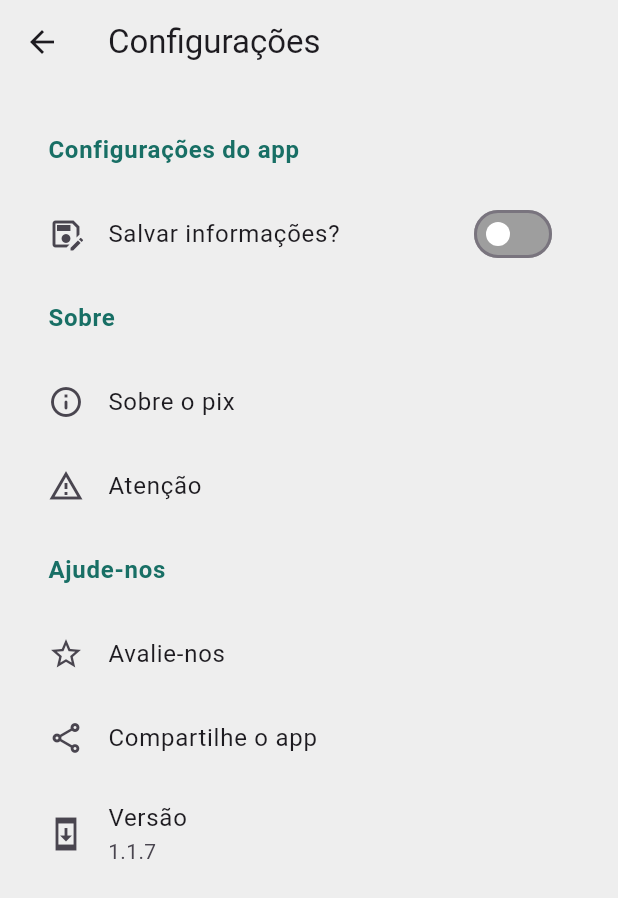
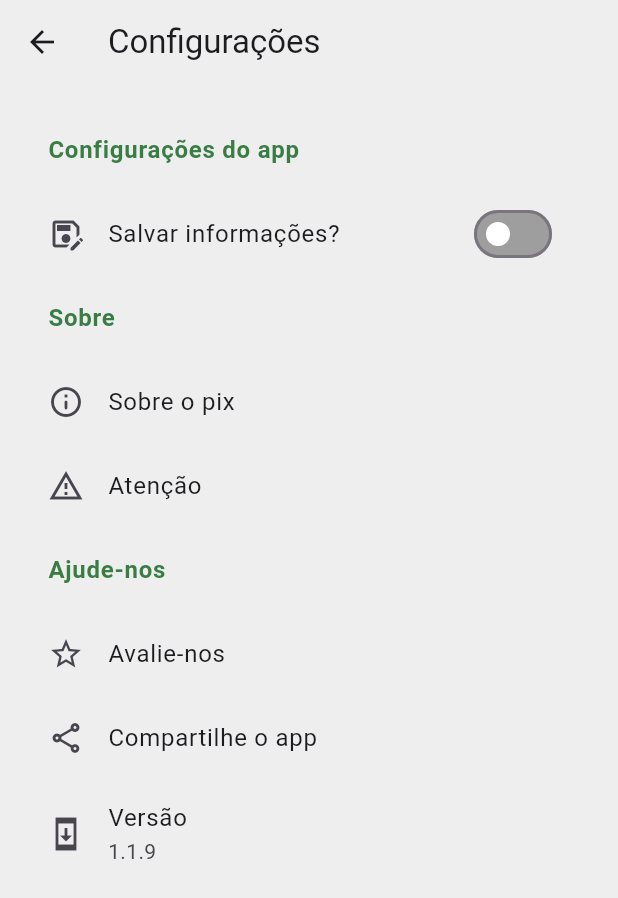
Before and after one commit to S3NTIN3LA-DEV/Gera-Pix, a Flutter app: the screen it shows after launch, after a tap on the "settings" icon, on a phone screen of 412 x 824 dp. Shown: the top 898 px of the screen. Run offline on Flutter 3.47's test engine with Material 3 defaults, Android fonts, the phone set to English and light mode, and no system bars; our stand-ins replace diacritic, google_mobile_ads, qr_flutter, share_plus, shared_preferences, vibration; network calls fail.

Commit message:
Ajustes layout

```diff
--- a/lib/paginas/configuracao.dart
+++ b/lib/paginas/configuracao.dart
@@ -78,7 +78,8 @@ class _InformacoesState extends State<Informacoes> {
                                   },
                                   child: Text(
                                     'Certo',
-                                    style: TextStyle(color: Colors.black),
+                                    style: TextStyle(
+                                        color: MinhasCores.secundaria),
                                   ),
                                 ),
                               ],
@@ -144,7 +145,7 @@ class _InformacoesState extends State<Informacoes> {
             const ListTile(
               leading: Icon(Icons.system_update_sharp),
               title: Text('Versão'),
-              subtitle: Text('1.1.7'),
+              subtitle: Text('1.1.9'),
             )
           ],
         ),
--- a/lib/paginas/pagina_criacao.dart
+++ b/lib/paginas/pagina_criacao.dart
@@ -130,12 +130,6 @@ class _PixFormScreenState extends State<PixFormScreen> {
   }
 
   @override
-  void dispose() {
-    _bannerAd.dispose();
-    super.dispose();
-  }
-
-  @override
   Widget build(BuildContext context) {
     final salvarChave = context.watch<SalvarInfo>();
 
@@ -145,7 +139,9 @@ class _PixFormScreenState extends State<PixFormScreen> {
       },
       child: Scaffold(
         appBar: AppBar(
-          leading: const Icon(Icons.qr_code_2_rounded),
+          leading: Image.asset(
+            'assets/icon-gera-pix.png',
+          ),
           title: const Text('GeraPix'),
           actions: [
             IconButton(
@@ -414,6 +410,12 @@ class _PixFormScreenState extends State<PixFormScreen> {
     );
   }
 
+  @override
+  void dispose() {
+    _bannerAd.dispose();
+    super.dispose();
+  }
+
   bool _validatePhone(String phone) {
     final phoneRegExp = RegExp(r'^\+55\d{10,11}$');
     return phoneRegExp.hasMatch(phone);
--- a/lib/styles/cores.dart
+++ b/lib/styles/cores.dart
@@ -2,5 +2,6 @@ import 'package:flutter/material.dart';
 
 class MinhasCores {
   static const primaria = Color(0xffEEEEEE);
-  static const secundaria = Color(0xff186F65);
+  static const secundaria = Color(0xff3A7D44);
 }
+//0xff186F65
--- a/pubspec.yaml
+++ b/pubspec.yaml
@@ -4,7 +4,7 @@ description: "A new Flutter project."
 publish_to: 'none'
 
 
-version: 1.1.8+12
+version: 1.1.9+13
 
 environment:
   sdk: ^3.5.4
```
Also changed, not shown: assets/icon-gera-pix.png (added), pubspec.lock, 1 other file.
